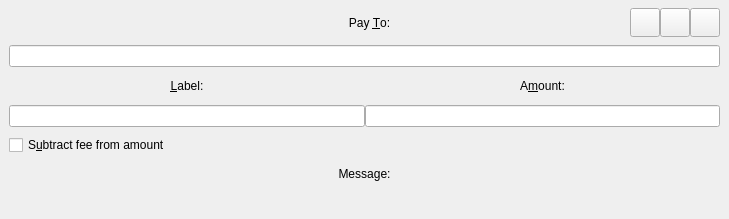
First picture: the form in src/qt/forms/sendcoinsentry.ui, repository PACCommunity/PAC, before the edit.
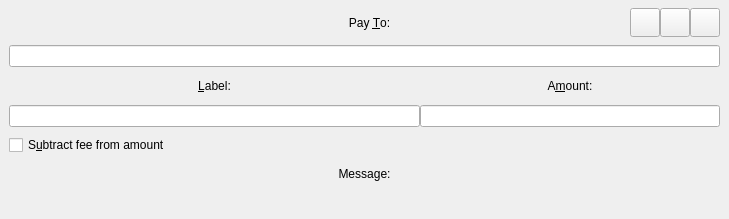
Second picture: the form after the edit. Custom widgets are drawn as their Qt base class.

Diff of the .ui file:
```diff
--- a/src/qt/forms/sendcoinsentry.ui
+++ b/src/qt/forms/sendcoinsentry.ui
@@ -51,6 +51,12 @@
      <layout class="QHBoxLayout" name="labelAmounTitles">
       <item>
        <widget class="QLabel" name="labellLabel">
+        <property name="sizePolicy">
+         <sizepolicy hsizetype="Expanding" vsizetype="Preferred">
+          <horstretch>0</horstretch>
+          <verstretch>0</verstretch>
+         </sizepolicy>
+        </property>
         <property name="text">
          <string>&amp;Label:</string>
         </property>
@@ -67,6 +73,18 @@
       </item>
       <item>
        <widget class="QLabel" name="amountLabel">
+        <property name="sizePolicy">
+         <sizepolicy hsizetype="Expanding" vsizetype="Preferred">
+          <horstretch>0</horstretch>
+          <verstretch>0</verstretch>
+         </sizepolicy>
+        </property>
+        <property name="maximumSize">
+         <size>
+          <width>300</width>
+          <height>16777215</height>
+         </size>
+        </property>
         <property name="text">
          <string>A&amp;mount:</string>
         </property>
@@ -226,6 +244,12 @@
       </item>
       <item>
        <widget class="BitcoinAmountField" name="payAmount">
+        <property name="maximumSize">
+         <size>
+          <width>300</width>
+          <height>16777215</height>
+         </size>
+        </property>
         <property name="class" stdset="0">
          <string>LineEdit_PacCoins</string>
         </property>
```
